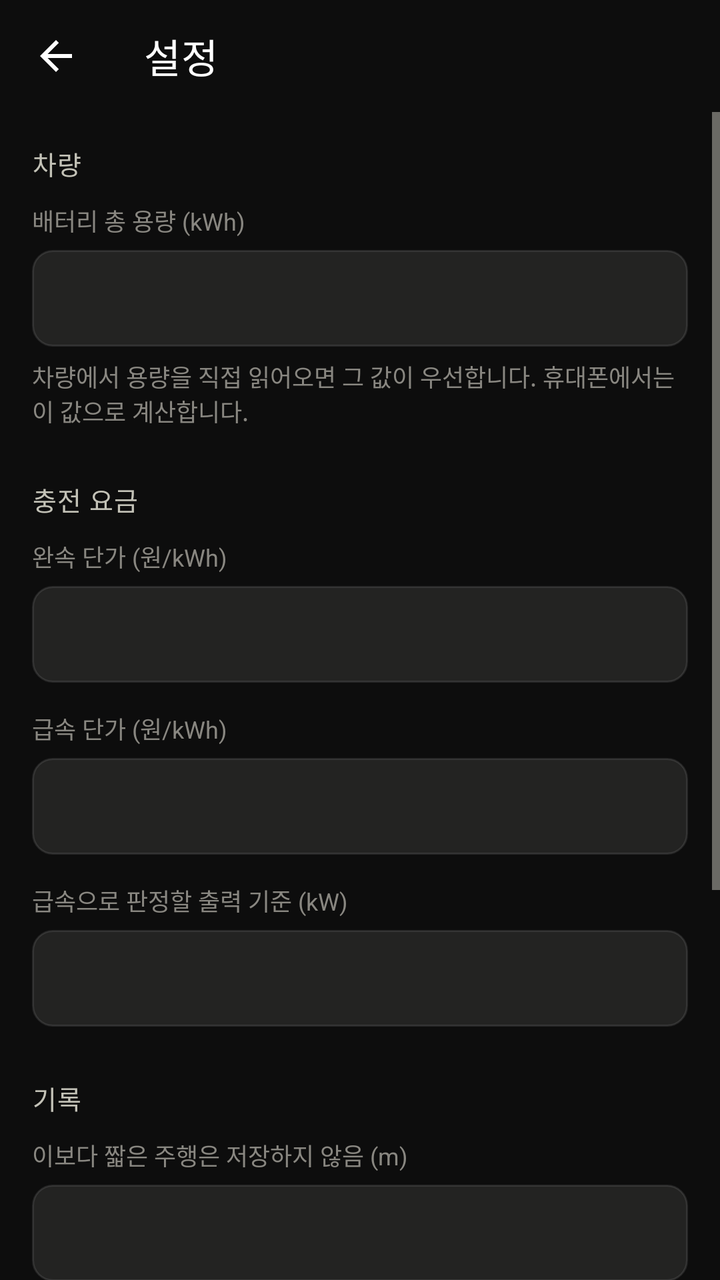
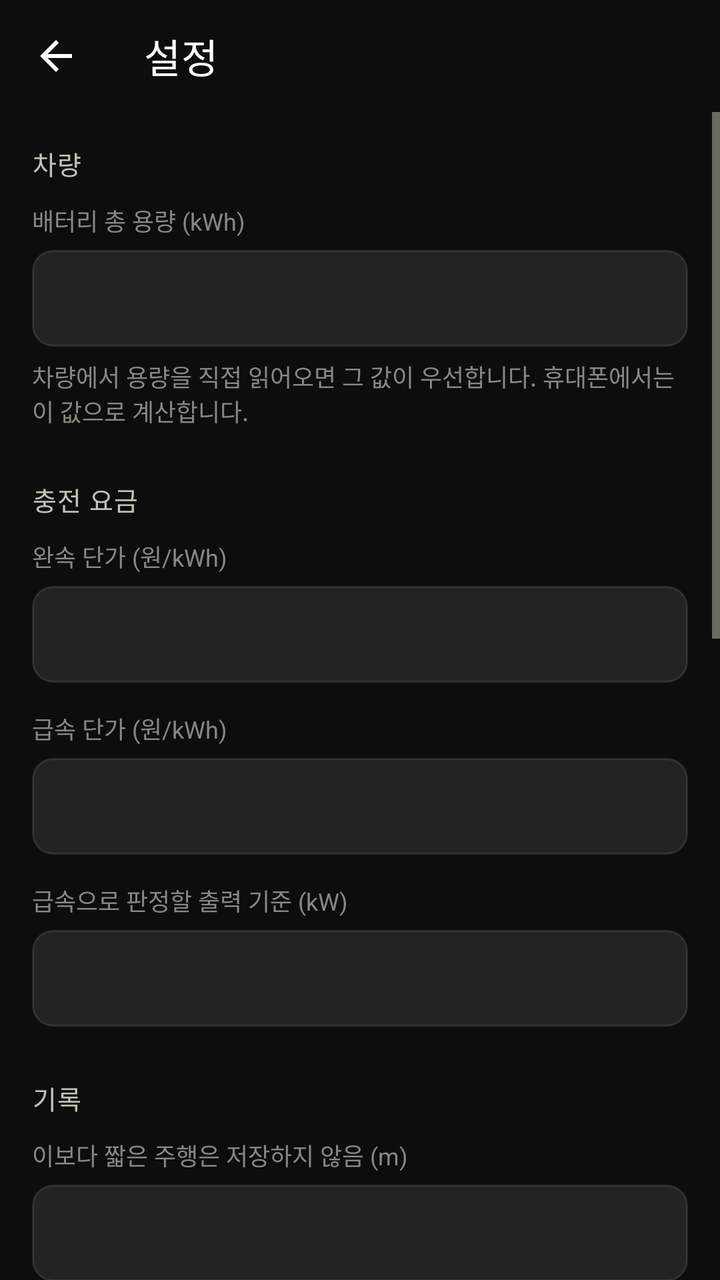

Compare the two renders of this Android layout. The source of the first and the diff that turns it into the second are given below.
<!-- AndroidManifest.xml: application theme Theme.EvLog -->
<!-- res/layout/activity_settings.xml -->
<?xml version="1.0" encoding="utf-8"?>
<LinearLayout xmlns:android="http://schemas.android.com/apk/res/android"
    xmlns:app="http://schemas.android.com/apk/res-auto"
    android:layout_width="match_parent"
    android:layout_height="match_parent"
    android:background="@color/plane"
    android:orientation="vertical">

    <com.google.android.material.appbar.MaterialToolbar
        android:id="@+id/toolbar"
        android:layout_width="match_parent"
        android:layout_height="?attr/actionBarSize"
        android:background="@color/plane"
        android:theme="@style/ThemeOverlay.MaterialComponents.Dark.ActionBar"
        app:navigationIcon="@drawable/ic_back"
        app:title="설정"
        app:titleTextColor="@color/ink_primary" />

    <ScrollView
        android:layout_width="match_parent"
        android:layout_height="match_parent"
        android:fillViewport="true">

        <LinearLayout
            android:layout_width="match_parent"
            android:layout_height="wrap_content"
            android:orientation="vertical"
            android:padding="16dp">

            <TextView
                style="@style/CardTitle"
                android:layout_width="wrap_content"
                android:layout_height="wrap_content"
                android:text="차량" />

            <TextView
                style="@style/LabelMuted"
                android:layout_width="wrap_content"
                android:layout_height="wrap_content"
                android:text="배터리 총 용량 (kWh)" />

            <EditText
                android:id="@+id/in_capacity"
                android:layout_width="match_parent"
                android:layout_height="wrap_content"
                android:layout_marginTop="6dp"
                android:background="@drawable/bg_field"
                android:importantForAutofill="no"
                android:inputType="numberDecimal"
                android:padding="12dp"
                android:textColor="@color/ink_primary" />

            <TextView
                style="@style/LabelMuted"
                android:layout_width="match_parent"
                android:layout_height="wrap_content"
                android:layout_marginTop="6dp"
                android:text="차량에서 용량을 직접 읽어오면 그 값이 우선합니다. 휴대폰에서는 이 값으로 계산합니다." />

            <TextView
                style="@style/CardTitle"
                android:layout_width="wrap_content"
                android:layout_height="wrap_content"
                android:layout_marginTop="26dp"
                android:text="충전 요금" />

            <TextView
                style="@style/LabelMuted"
                android:layout_width="wrap_content"
                android:layout_height="wrap_content"
                android:text="완속 단가 (원/kWh)" />

            <EditText
                android:id="@+id/in_rate_ac"
                android:layout_width="match_parent"
                android:layout_height="wrap_content"
                android:layout_marginTop="6dp"
                android:background="@drawable/bg_field"
                android:importantForAutofill="no"
                android:inputType="numberDecimal"
                android:padding="12dp"
                android:textColor="@color/ink_primary" />

            <TextView
                style="@style/LabelMuted"
                android:layout_width="wrap_content"
                android:layout_height="wrap_content"
                android:layout_marginTop="14dp"
                android:text="급속 단가 (원/kWh)" />

            <EditText
                android:id="@+id/in_rate_dc"
                android:layout_width="match_parent"
                android:layout_height="wrap_content"
                android:layout_marginTop="6dp"
                android:background="@drawable/bg_field"
                android:importantForAutofill="no"
                android:inputType="numberDecimal"
                android:padding="12dp"
                android:textColor="@color/ink_primary" />

            <TextView
                style="@style/LabelMuted"
                android:layout_width="wrap_content"
                android:layout_height="wrap_content"
                android:layout_marginTop="14dp"
                android:text="급속으로 판정할 출력 기준 (kW)" />

            <EditText
                android:id="@+id/in_dc_kw"
                android:layout_width="match_parent"
                android:layout_height="wrap_content"
                android:layout_marginTop="6dp"
                android:background="@drawable/bg_field"
                android:importantForAutofill="no"
                android:inputType="numberDecimal"
                android:padding="12dp"
                android:textColor="@color/ink_primary" />

            <TextView
                style="@style/CardTitle"
                android:layout_width="wrap_content"
                android:layout_height="wrap_content"
                android:layout_marginTop="26dp"
                android:text="기록" />

            <TextView
                style="@style/LabelMuted"
                android:layout_width="wrap_content"
                android:layout_height="wrap_content"
                android:text="이보다 짧은 주행은 저장하지 않음 (m)" />

            <EditText
                android:id="@+id/in_min_trip"
                android:layout_width="match_parent"
                android:layout_height="wrap_content"
                android:layout_marginTop="6dp"
                android:background="@drawable/bg_field"
                android:importantForAutofill="no"
                android:inputType="number"
                android:padding="12dp"
                android:textColor="@color/ink_primary" />

            <com.google.android.material.switchmaterial.SwitchMaterial
                android:id="@+id/sw_autostart"
                android:layout_width="match_parent"
                android:layout_height="wrap_content"
                android:layout_marginTop="18dp"
                android:text="시동/부팅 후 자동으로 기록 시작"
                android:textColor="@color/ink_primary" />

            <com.google.android.material.button.MaterialButton
                android:id="@+id/btn_save"
                android:layout_width="match_parent"
                android:layout_height="wrap_content"
                android:layout_marginTop="26dp"
                android:text="설정 저장" />

            <com.google.android.material.button.MaterialButton
                android:id="@+id/btn_export"
                style="@style/Widget.MaterialComponents.Button.OutlinedButton"
                android:layout_width="match_parent"
                android:layout_height="wrap_content"
                android:layout_marginTop="10dp"
                android:text="@string/menu_export" />

            <com.google.android.material.button.MaterialButton
                android:id="@+id/btn_clear"
                style="@style/Widget.MaterialComponents.Button.TextButton"
                android:layout_width="match_parent"
                android:layout_height="wrap_content"
                android:layout_marginTop="6dp"
                android:layout_marginBottom="24dp"
                android:text="모든 기록 삭제"
                android:textColor="@color/status_critical" />
        </LinearLayout>
    </ScrollView>
</LinearLayout>
<!-- resources referenced by this layout -->
<resources>
  <color name="ink_primary">#FFFFFF</color>
  <color name="plane">#0D0D0D</color>
  <color name="status_critical">#D03B3B</color>
  <!-- drawable bg_field (drawable) -->
  <?xml version="1.0" encoding="utf-8"?>
  <shape xmlns:android="http://schemas.android.com/apk/res/android"
      android:shape="rectangle">
      <solid android:color="@color/surface_high" />
      <corners android:radius="10dp" />
      <stroke
          android:width="1dp"
          android:color="@color/hairline" />
  </shape>
  <!-- drawable ic_back (drawable) -->
  <vector xmlns:android="http://schemas.android.com/apk/res/android"
      android:width="24dp"
      android:height="24dp"
      android:viewportWidth="24"
      android:viewportHeight="24"
      android:tint="#FFFFFF">
      <path
          android:fillColor="#FFFFFF"
          android:pathData="M20,11H7.83l5.59,-5.59L12,4l-8,8 8,8 1.41,-1.41L7.83,13H20v-2z" />
  </vector>
  <string name="menu_export">CSV 내보내기</string>
  <style name="CardTitle">
          <item name="android:textColor">@color/ink_secondary</item>
          <item name="android:textSize">13sp</item>
          <item name="android:letterSpacing">0.03</item>
          <item name="android:layout_marginBottom">10dp</item>
      </style>
  <style name="LabelMuted">
          <item name="android:textColor">@color/ink_muted</item>
          <item name="android:textSize">12sp</item>
      </style>
  <style name="Theme.EvLog" parent="Theme.MaterialComponents.NoActionBar">
          <item name="colorPrimary">@color/series1</item>
          <item name="colorPrimaryDark">@color/plane</item>
          <item name="colorSecondary">@color/series1</item>
          <item name="colorAccent">@color/series1</item>
          <item name="colorOnPrimary">#FFFFFF</item>
          <item name="colorSurface">@color/surface</item>
          <item name="colorOnSurface">@color/ink_primary</item>
          <item name="android:colorBackground">@color/plane</item>
          <item name="android:windowBackground">@color/plane</item>
          <item name="android:textColorPrimary">@color/ink_primary</item>
          <item name="android:textColorSecondary">@color/ink_secondary</item>
          <item name="android:statusBarColor" tools:targetApi="21">@color/plane</item>
          <item name="android:navigationBarColor" tools:targetApi="21">@color/plane</item>
      </style>
  <color name="surface_high">#232322</color>
  <color name="hairline">#1AFFFFFF</color>
  <color name="ink_secondary">#C3C2B7</color>
  <color name="ink_muted">#898781</color>
  <color name="series1">#3987E5</color>
  <color name="surface">#1A1A19</color>
</resources>

<!-- the commit's change to res/layout/activity_settings.xml (unified diff, before → after) -->
@@ -149,6 +149,83 @@
                 android:text="시동/부팅 후 자동으로 기록 시작"
                 android:textColor="@color/ink_primary" />
 
+            <TextView
+                style="@style/CardTitle"
+                android:layout_width="wrap_content"
+                android:layout_height="wrap_content"
+                android:layout_marginTop="26dp"
+                android:text="NAS 서버 연동" />
+
+            <TextView
+                style="@style/LabelMuted"
+                android:layout_width="wrap_content"
+                android:layout_height="wrap_content"
+                android:text="서버 주소 (예: https://evlog.내도메인)" />
+
+            <EditText
+                android:id="@+id/in_server_url"
+                android:layout_width="match_parent"
+                android:layout_height="wrap_content"
+                android:layout_marginTop="6dp"
+                android:background="@drawable/bg_field"
+                android:hint="https://"
+                android:importantForAutofill="no"
+                android:inputType="textUri"
+                android:padding="12dp"
+                android:textColor="@color/ink_primary"
+                android:textColorHint="@color/ink_muted" />
+
+            <TextView
+                style="@style/LabelMuted"
+                android:layout_width="wrap_content"
+                android:layout_height="wrap_content"
+                android:layout_marginTop="14dp"
+                android:text="접속 토큰 (docker-compose.yml 의 EVLOG_TOKEN)" />
+
+            <EditText
+                android:id="@+id/in_server_token"
+                android:layout_width="match_parent"
+                android:layout_height="wrap_content"
+                android:layout_marginTop="6dp"
+                android:background="@drawable/bg_field"
+                android:importantForAutofill="no"
+                android:inputType="textPassword"
+                android:padding="12dp"
+                android:textColor="@color/ink_primary" />
+
+            <com.google.android.material.switchmaterial.SwitchMaterial
+                android:id="@+id/sw_sync"
+                android:layout_width="match_parent"
+                android:layout_height="wrap_content"
+                android:layout_marginTop="16dp"
+                android:text="기록이 쌓이면 자동으로 서버에 올리기"
+                android:textColor="@color/ink_primary" />
+
+            <com.google.android.material.switchmaterial.SwitchMaterial
+                android:id="@+id/sw_route"
+                android:layout_width="match_parent"
+                android:layout_height="wrap_content"
+                android:layout_marginTop="6dp"
+                android:text="주행 경로(위치) 함께 기록"
+                android:textColor="@color/ink_primary" />
+
+            <TextView
+                android:id="@+id/txt_sync_status"
+                style="@style/LabelMuted"
+                android:layout_width="match_parent"
+                android:layout_height="wrap_content"
+                android:layout_marginTop="12dp"
+                android:lineSpacingExtra="3dp"
+                android:text="" />
+
+            <com.google.android.material.button.MaterialButton
+                android:id="@+id/btn_sync"
+                style="@style/Widget.MaterialComponents.Button.OutlinedButton"
+                android:layout_width="match_parent"
+                android:layout_height="wrap_content"
+                android:layout_marginTop="10dp"
+                android:text="지금 서버로 올리기" />
+
             <com.google.android.material.button.MaterialButton
                 android:id="@+id/btn_save"
                 android:layout_width="match_parent"
<!-- resource entries referenced after the edit -->
@@ -1,5 +1,6 @@
 <!-- resources referenced by this layout -->
 <resources>
+  <color name="ink_muted">#898781</color>
   <color name="ink_primary">#FFFFFF</color>
   <color name="plane">#0D0D0D</color>
   <color name="status_critical">#D03B3B</color>
@@ -53,7 +54,6 @@
   <color name="surface_high">#232322</color>
   <color name="hairline">#1AFFFFFF</color>
   <color name="ink_secondary">#C3C2B7</color>
-  <color name="ink_muted">#898781</color>
   <color name="series1">#3987E5</color>
   <color name="surface">#1A1A19</color>
 </resources>
